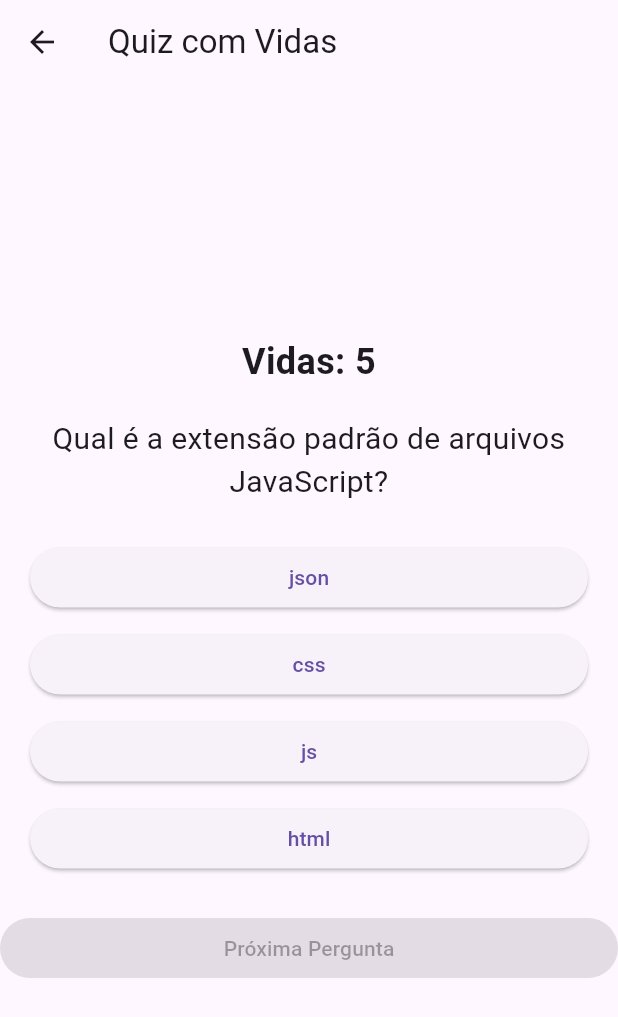
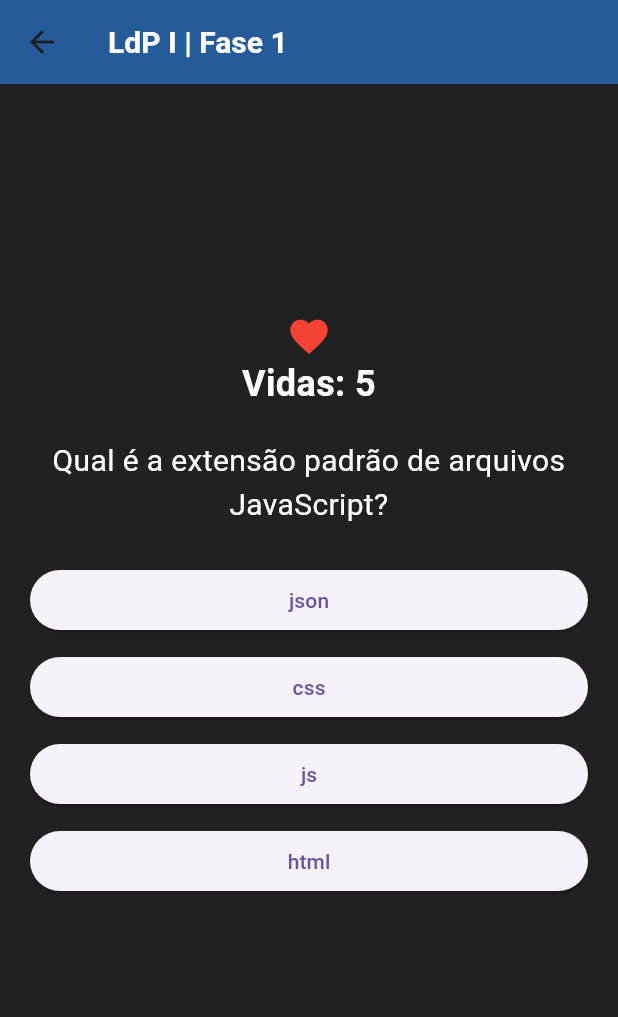
Before and after one commit to Organizacao-Tributo-Victor-Guimaraes/projeto_teclearn_flutter_2, a Flutter app: the QuizPage screen opened directly, on a phone screen of 412 x 824 dp. Shown: the top 1017 px of the screen. Run offline on Flutter 3.47's test engine with Material 3 defaults, Android fonts, the phone set to English and light mode, and no system bars.

Commit message:
[feat] Modificando Fase 1
Modificação para estilização da Fase 1

```diff
--- a/projeto_teclearn_flutter/lib/main.dart
+++ b/projeto_teclearn_flutter/lib/main.dart
@@ -191,7 +191,13 @@
 
     return Scaffold(
       appBar: AppBar(
-        title: const Text('Quiz com Vidas'),
+         backgroundColor: const Color.fromARGB(255, 37, 91, 153),
+        title: const Text('LdP I | Fase 1',
+        style: TextStyle(
+                fontSize: 20,
+                fontWeight: FontWeight.bold,
+                color: Colors.white,
+              ),),
         leading: IconButton(
           icon: const Icon(Icons.arrow_back),
           onPressed: () {
@@ -202,19 +208,26 @@
           },
         ),
       ),
+      backgroundColor: Colors.grey.shade900,
       body: Column(
         mainAxisAlignment: MainAxisAlignment.center,
         crossAxisAlignment: CrossAxisAlignment.stretch,
         children: [
+           const Icon(
+          Icons.favorite,
+          color: Colors.red,
+          size: 30,
+        ),
+        const SizedBox(width: 8),
           Text(
             'Vidas: $lives',
-            style: const TextStyle(fontSize: 24, fontWeight: FontWeight.bold),
+            style: const TextStyle(fontSize: 24, fontWeight: FontWeight.bold, color: Colors.white),
             textAlign: TextAlign.center,
           ),
           const SizedBox(height: 20),
           Text(
             question['question'] as String,
-            style: const TextStyle(fontSize: 20),
+            style: const TextStyle(fontSize: 20, color: Colors.white),
             textAlign: TextAlign.center,
           ),
           const SizedBox(height: 20),
```
